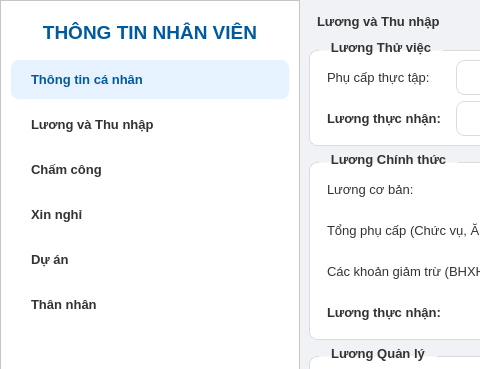
BTL-DSA-OOP/QLNS_GD, file GD_NVChung.ui: the form before one commit; both pictures show x 0 to 480 and y 0 to 369 of the 1280 by 800 pixel window.
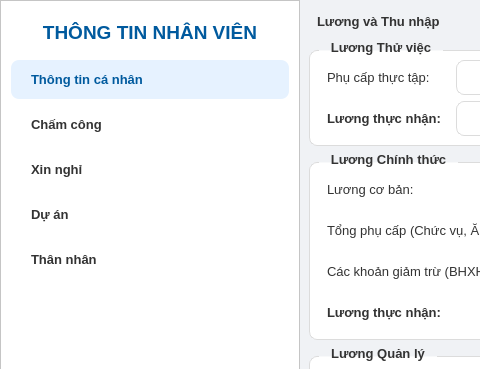
The form after the commit. The open tabs and pages were chosen to show the change. Icons and pictures are not drawn.

The edit to the form file:
```diff
--- a/GD_NVChung.ui
+++ b/GD_NVChung.ui
@@ -226,23 +226,6 @@
          </property>
         </widget>
        </item>
-       <item>
-        <widget class="QPushButton" name="btnNavSalary">
-         <property name="text">
-          <string>Lương và Thu nhập</string>
-         </property>
-         <property name="icon">
-          <iconset resource="icons.qrc">
-           <normaloff>:/icons/dollar-sign.svg</normaloff>:/icons/dollar-sign.svg</iconset>
-         </property>
-         <property name="checkable">
-          <bool>true</bool>
-         </property>
-         <property name="autoExclusive">
-          <bool>true</bool>
-         </property>
-        </widget>
-       </item>
        <item>
         <widget class="QPushButton" name="btnNavAttendance">
          <property name="text">
```
Left out of the diff: 161 changed lines with no effect on the pictures.
